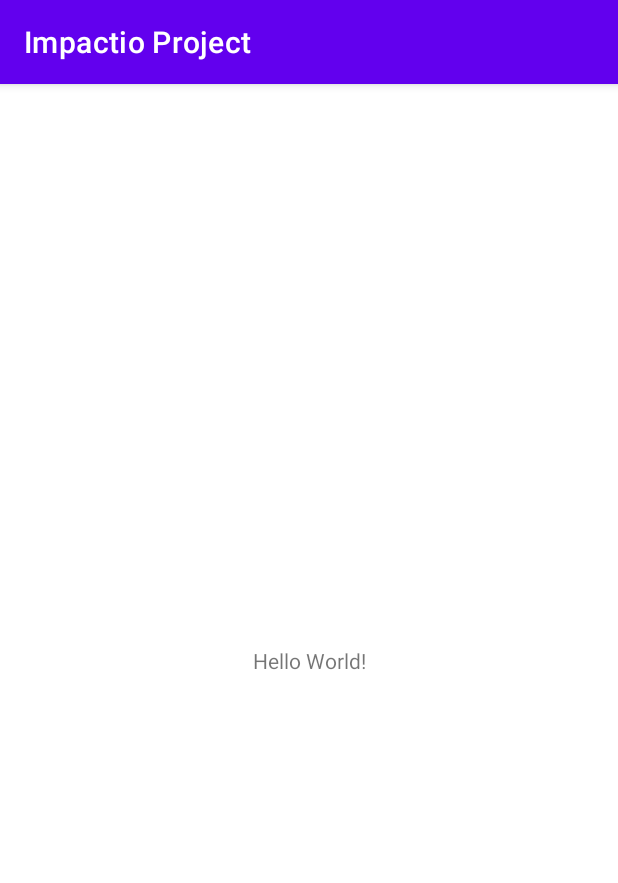
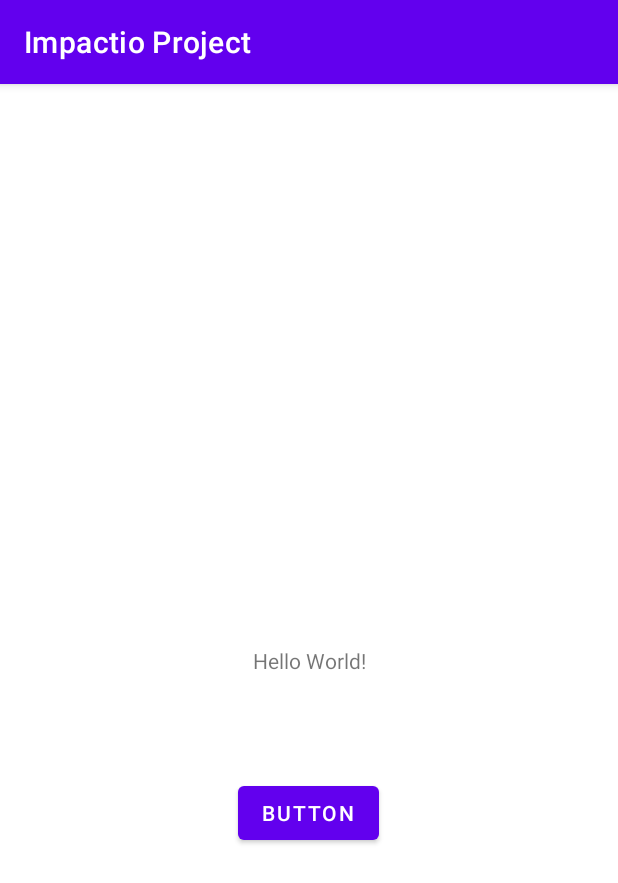
Before and after one commit to iiwilliamii/impactio-impact-tracking-project, an Android app: the screen it shows after launch (MainActivity), on a phone screen of 412 x 824 dp. Shown: the top 883 px of the screen. Run offline under Robolectric (Android 15) with nearby library versions, the phone set to English and light mode, and no system bars.

Commit message:
test commit

```diff
--- a/app/src/main/res/layout/activity_main.xml
+++ b/app/src/main/res/layout/activity_main.xml
@@ -7,6 +7,7 @@
     tools:context=".MainActivity">
 
     <TextView
+        android:id="@+id/textView"
         android:layout_width="wrap_content"
         android:layout_height="wrap_content"
         android:text="Hello World!"
@@ -15,4 +16,15 @@
         app:layout_constraintRight_toRightOf="parent"
         app:layout_constraintTop_toTopOf="parent" />
 
+    <Button
+        android:id="@+id/test"
+        android:layout_width="wrap_content"
+        android:layout_height="wrap_content"
+        android:layout_marginTop="68dp"
+        android:text="Button"
+        app:layout_constraintEnd_toEndOf="parent"
+        app:layout_constraintHorizontal_bias="0.498"
+        app:layout_constraintStart_toStartOf="parent"
+        app:layout_constraintTop_toBottomOf="@+id/textView" />
+
 </androidx.constraintlayout.widget.ConstraintLayout>
```
